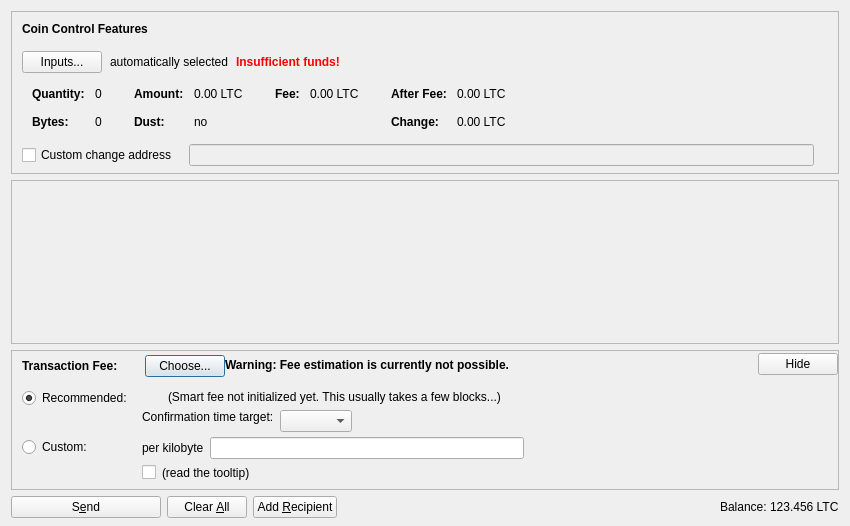
This is src/qt/forms/sendcoinsdialog.ui in CptMgm/Stonkscoin as Qt 5 draws it before an edit. The edited form follows.
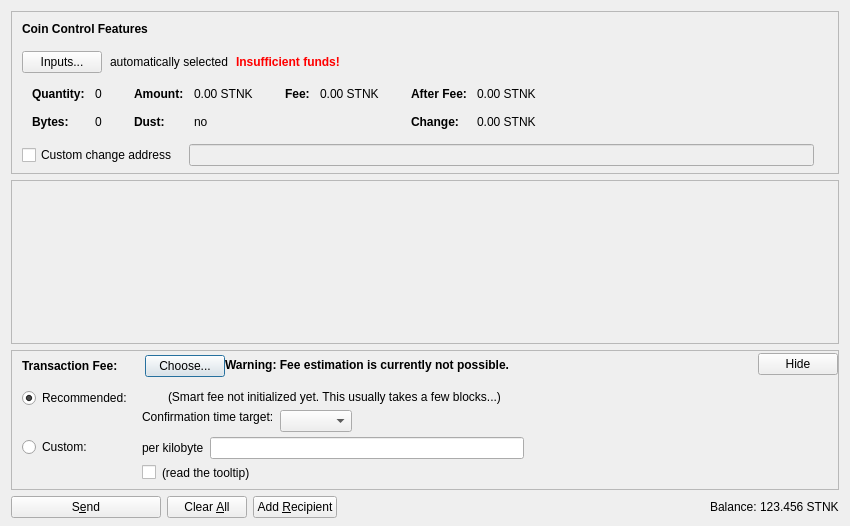
This is the edited form. Icons and pictures are not drawn. Custom widgets are drawn as their Qt base class.

```diff
--- a/src/qt/forms/sendcoinsdialog.ui
+++ b/src/qt/forms/sendcoinsdialog.ui
@@ -324,7 +324,7 @@
                   <enum>Qt::ActionsContextMenu</enum>
                  </property>
                  <property name="text">
-                  <string notr="true">0.00 LTC</string>
+                  <string notr="true">0.00 STNK</string>
                  </property>
                  <property name="textInteractionFlags">
                   <set>Qt::LinksAccessibleByMouse|Qt::TextSelectableByKeyboard|Qt::TextSelectableByMouse</set>
@@ -404,7 +404,7 @@
                   <enum>Qt::ActionsContextMenu</enum>
                  </property>
                  <property name="text">
-                  <string notr="true">0.00 LTC</string>
+                  <string notr="true">0.00 STNK</string>
                  </property>
                  <property name="textInteractionFlags">
                   <set>Qt::LinksAccessibleByMouse|Qt::TextSelectableByKeyboard|Qt::TextSelectableByMouse</set>
@@ -455,7 +455,7 @@
                   <enum>Qt::ActionsContextMenu</enum>
                  </property>
                  <property name="text">
-                  <string notr="true">0.00 LTC</string>
+                  <string notr="true">0.00 STNK</string>
                  </property>
                  <property name="textInteractionFlags">
                   <set>Qt::LinksAccessibleByMouse|Qt::TextSelectableByKeyboard|Qt::TextSelectableByMouse</set>
@@ -484,7 +484,7 @@
                   <enum>Qt::ActionsContextMenu</enum>
                  </property>
                  <property name="text">
-                  <string notr="true">0.00 LTC</string>
+                  <string notr="true">0.00 STNK</string>
                  </property>
                  <property name="textInteractionFlags">
                   <set>Qt::LinksAccessibleByMouse|Qt::TextSelectableByKeyboard|Qt::TextSelectableByMouse</set>
@@ -1237,7 +1237,7 @@
           <cursorShape>IBeamCursor</cursorShape>
          </property>
          <property name="text">
-          <string notr="true">123.456 LTC</string>
+          <string notr="true">123.456 STNK</string>
          </property>
          <property name="textInteractionFlags">
           <set>Qt::LinksAccessibleByMouse|Qt::TextSelectableByKeyboard|Qt::TextSelectableByMouse</set>
```
Left out of the diff: 4 changed lines with no effect on the pictures.
